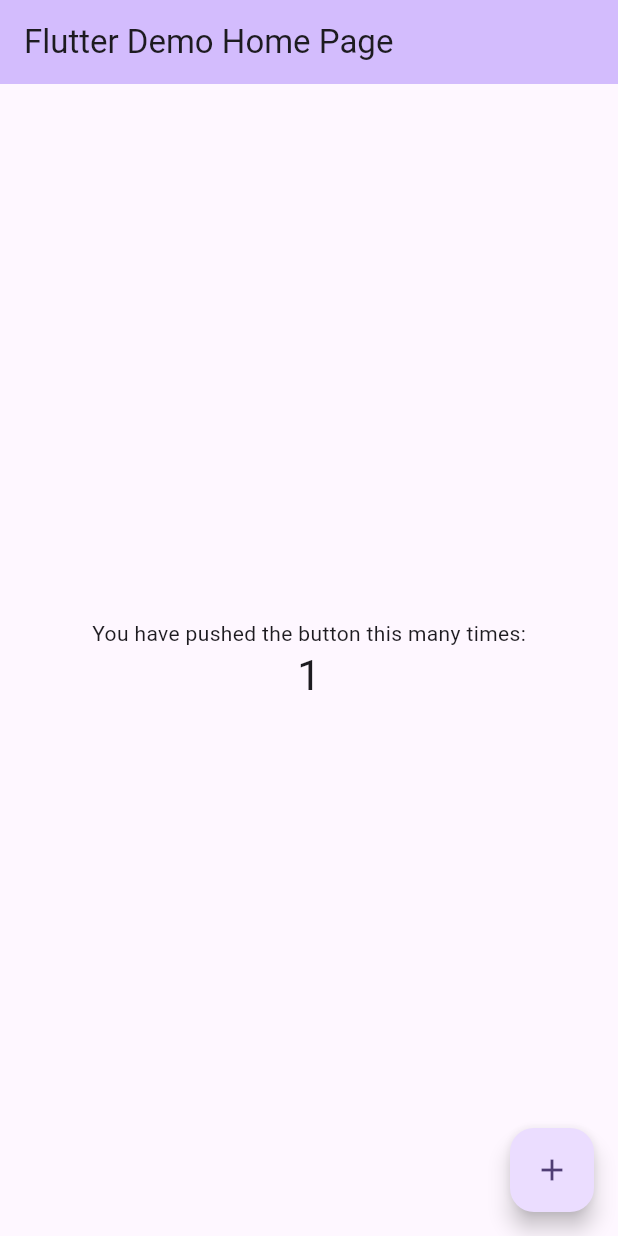
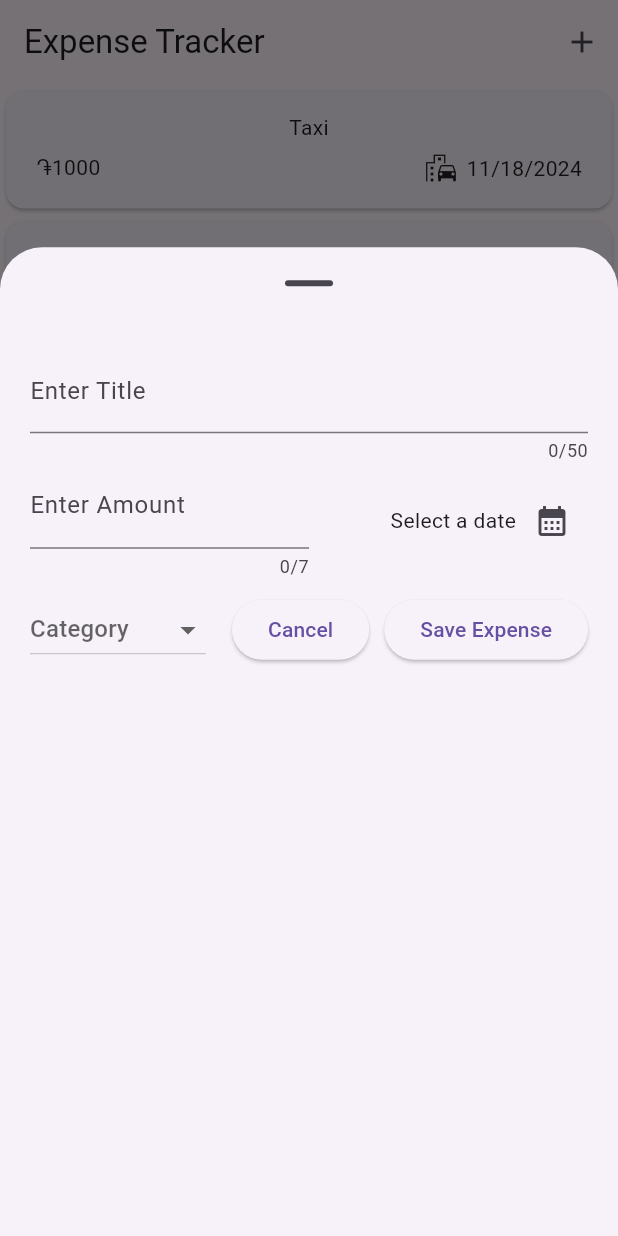
Before and after one commit to mutafyan/expense_tracker, a Flutter app: the screen it shows after launch, after a tap on the "add" icon, on a phone screen of 412 x 824 dp. Run offline on Flutter 3.47's test engine with Material 3 defaults, Android fonts, the phone set to English and light mode, and no system bars.

Commit message:
mvp ready, functionality to add and remove expenses (also undo the removing), validating input when creating new one

```diff
--- /dev/null
+++ b/lib/data/dummy_expenses.dart
@@ -0,0 +1,19 @@
+import 'package:expense_tracker/models/expense.dart';
+
+var expenses = [
+  Expense(
+      amount: 1000,
+      title: "Taxi",
+      category: Category.transport,
+      date: DateTime.now()),
+  Expense(
+      amount: 1500,
+      title: "Lunch",
+      category: Category.food,
+      date: DateTime.now()),
+  Expense(
+      amount: 5000,
+      title: "Cinema",
+      category: Category.leisure,
+      date: DateTime.now()),
+];
--- a/lib/main.dart
+++ b/lib/main.dart
@@ -1,125 +1,7 @@
+import 'package:expense_tracker/widgets/expenses.dart';
 import 'package:flutter/material.dart';
 
 void main() {
-  runApp(const MyApp());
+  runApp(MaterialApp(
+      theme: ThemeData(useMaterial3: true), home: const Expenses()));
 }
-
-class MyApp extends StatelessWidget {
-  const MyApp({super.key});
-
-  // This widget is the root of your application.
-  @override
-  Widget build(BuildContext context) {
-    return MaterialApp(
-      title: 'Flutter Demo',
-      theme: ThemeData(
-        // This is the theme of your application.
-        //
-        // TRY THIS: Try running your application with "flutter run". You'll see
-        // the application has a purple toolbar. Then, without quitting the app,
-        // try changing the seedColor in the colorScheme below to Colors.green
-        // and then invoke "hot reload" (save your changes or press the "hot
-        // reload" button in a Flutter-supported IDE, or press "r" if you used
-        // the command line to start the app).
-        //
-        // Notice that the counter didn't reset back to zero; the application
-        // state is not lost during the reload. To reset the state, use hot
-        // restart instead.
-        //
-        // This works for code too, not just values: Most code changes can be
-        // tested with just a hot reload.
-        colorScheme: ColorScheme.fromSeed(seedColor: Colors.deepPurple),
-        useMaterial3: true,
-      ),
-      home: const MyHomePage(title: 'Flutter Demo Home Page'),
-    );
-  }
-}
-
-class MyHomePage extends StatefulWidget {
-  const MyHomePage({super.key, required this.title});
-
-  // This widget is the home page of your application. It is stateful, meaning
-  // that it has a State object (defined below) that contains fields that affect
-  // how it looks.
-
-  // This class is the configuration for the state. It holds the values (in this
-  // case the title) provided by the parent (in this case the App widget) and
-  // used by the build method of the State. Fields in a Widget subclass are
-  // always marked "final".
-
-  final String title;
-
-  @override
-  State<MyHomePage> createState() => _MyHomePageState();
-}
-
-class _MyHomePageState extends State<MyHomePage> {
-  int _counter = 0;
-
-  void _incrementCounter() {
-    setState(() {
-      // This call to setState tells the Flutter framework that something has
-      // changed in this State, which causes it to rerun the build method below
-      // so that the display can reflect the updated values. If we changed
-      // _counter without calling setState(), then the build method would not be
-      // called again, and so nothing would appear to happen.
-      _counter++;
-    });
-  }
-
-  @override
-  Widget build(BuildContext context) {
-    // This method is rerun every time setState is called, for instance as done
-    // by the _incrementCounter method above.
-    //
-    // The Flutter framework has been optimized to make rerunning build methods
-    // fast, so that you can just rebuild anything that needs updating rather
-    // than having to individually change instances of widgets.
-    return Scaffold(
-      appBar: AppBar(
-        // TRY THIS: Try changing the color here to a specific color (to
-        // Colors.amber, perhaps?) and trigger a hot reload to see the AppBar
-        // change color while the other colors stay the same.
-        backgroundColor: Theme.of(context).colorScheme.inversePrimary,
-        // Here we take the value from the MyHomePage object that was created by
-        // the App.build method, and use it to set our appbar title.
-        title: Text(widget.title),
-      ),
-      body: Center(
-        // Center is a layout widget. It takes a single child and positions it
-        // in the middle of the parent.
-        child: Column(
-          // Column is also a layout widget. It takes a list of children and
-          // arranges them vertically. By default, it sizes itself to fit its
-          // children horizontally, and tries to be as tall as its parent.
-          //
-          // Column has various properties to control how it sizes itself and
-          // how it positions its children. Here we use mainAxisAlignment to
-          // center the children vertically; the main axis here is the vertical
-          // axis because Columns are vertical (the cross axis would be
-          // horizontal).
-          //
-          // TRY THIS: Invoke "debug painting" (choose the "Toggle Debug Paint"
-          // action in the IDE, or press "p" in the console), to see the
-          // wireframe for each widget.
-          mainAxisAlignment: MainAxisAlignment.center,
-          children: <Widget>[
-            const Text(
-              'You have pushed the button this many times:',
-            ),
-            Text(
-              '$_counter',
-              style: Theme.of(context).textTheme.headlineMedium,
-            ),
-          ],
-        ),
-      ),
-      floatingActionButton: FloatingActionButton(
-        onPressed: _incrementCounter,
-        tooltip: 'Increment',
-        child: const Icon(Icons.add),
-      ), // This trailing comma makes auto-formatting nicer for build methods.
-    );
-  }
-}
--- /dev/null
+++ b/lib/models/expense.dart
@@ -0,0 +1,32 @@
+import 'package:flutter/material.dart';
+import 'package:intl/intl.dart';
+import 'package:uuid/uuid.dart';
+
+const uuid = Uuid();
+final formatter = DateFormat.yMd();
+
+enum Category { food, transport, medicine, leisure }
+
+const categoryIcons = {
+  Category.food: Icons.lunch_dining,
+  Category.transport: Icons.emoji_transportation,
+  Category.medicine: Icons.medication,
+  Category.leisure: Icons.movie
+};
+
+class Expense {
+  Expense(
+      {required this.title,
+      required this.amount,
+      required this.date,
+      required this.category})
+      : id = uuid.v4();
+  final String id, title;
+  final int amount;
+  final DateTime date;
+  final Category category;
+
+  String get formattedDate {
+    return formatter.format(date);
+  }
+}
--- /dev/null
+++ b/lib/widgets/add_expense_modal.dart
@@ -0,0 +1,196 @@
+import 'package:expense_tracker/models/expense.dart';
+import 'package:flutter/material.dart';
+
+class AddExpenseModal extends StatefulWidget {
+  const AddExpenseModal({super.key, required this.onAddExpense});
+  final void Function(Expense expense) onAddExpense;
+  @override
+  State<StatefulWidget> createState() => _AddExpenseModalState();
+}
+
+class _AddExpenseModalState extends State<AddExpenseModal> {
+  final _titleController = TextEditingController();
+  final _amountController = TextEditingController();
+  String? _titleError, _amountError;
+  DateTime? _pickedDate;
+  Category? _selectedCategory;
+
+  void _saveNewExpense(String title, int amount) {
+    widget.onAddExpense(
+      Expense(
+          title: title,
+          amount: amount,
+          date: _pickedDate!,
+          category: _selectedCategory!),
+    );
+    Navigator.pop(context);
+  }
+
+  void _validateInput() {
+    int? amount = int.tryParse(_amountController.text);
+    String title = _titleController.text;
+    if (!(_validateTitle(title) &&
+        _validateAmount(amount) &&
+        _validateCategoryAndDate())) return;
+
+    _saveNewExpense(title, amount!);
+  }
+
+  bool _validateCategoryAndDate() {
+    if (_selectedCategory == null || _pickedDate == null) {
+      showDialog(
+        context: context,
+        builder: (ctx) => AlertDialog(
+          title: const Text("Invalid input"),
+          content: const Text("Please re-check entered date and category"),
+          actions: [
+            ElevatedButton(
+              onPressed: () {
+                Navigator.pop(ctx);
+              },
+              child: const Text("Okay"),
+            )
+          ],
+        ),
+      );
+      return false;
+    } else {
+      return true;
+    }
+  }
+
+  bool _validateAmount(int? amount) {
+    if (amount == null || amount <= 0) {
+      setState(() {
+        _amountError = "Invalid amount";
+      });
+      return false;
+    } else {
+      setState(() {
+        _amountError = null;
+      });
+      return true;
+    }
+  }
+
+  bool _validateTitle(String title) {
+    if (title.trim().isEmpty) {
+      setState(() {
+        _titleError = "Invalid title";
+      });
+      return false;
+    } else {
+      setState(() {
+        _titleError = null;
+      });
+      return true;
+    }
+  }
+
+  void _openDatePicker() async {
+    final now = DateTime.now();
+    final firstDate = DateTime(now.year - 1, now.month, now.day);
+    final pickedDate = await showDatePicker(
+      context: context,
+      initialDate: now,
+      firstDate: firstDate,
+      lastDate: now,
+    );
+    setState(() {
+      _pickedDate = pickedDate;
+    });
+  }
+
+  @override
+  void dispose() {
+    _amountController.dispose();
+    _titleController.dispose();
+    super.dispose();
+  }
+
+  @override
+  Widget build(BuildContext context) {
+    return Padding(
+        padding: const EdgeInsets.all(20),
+        child: Column(
+          children: [
+            TextField(
+              controller: _titleController,
+              maxLength: 50,
+              decoration: InputDecoration(
+                label: const Text("Enter Title"),
+                errorText: _titleError,
+              ),
+            ),
+            Row(
+              children: [
+                Expanded(
+                  child: TextField(
+                    keyboardType: TextInputType.number,
+                    controller: _amountController,
+                    maxLength: 7,
+                    decoration: InputDecoration(
+                      prefixText: '֏ ',
+                      label: const Text("Enter Amount"),
+                      errorText: _amountError,
+                    ),
+                  ),
+                ),
+                Expanded(
+                  child: Row(
+                    mainAxisAlignment: MainAxisAlignment.end,
+                    crossAxisAlignment: CrossAxisAlignment.center,
+                    children: [
+                      Text(_pickedDate == null
+                          ? "Select a date"
+                          : formatter.format(_pickedDate!)),
+                      IconButton(
+                          onPressed: _openDatePicker,
+                          icon: const Icon(Icons.calendar_month)),
+                    ],
+                  ),
+                )
+              ],
+            ),
+            const SizedBox(
+              height: 10,
+            ),
+            Row(
+              children: [
+                DropdownButton(
+                  hint: const Text("Category"),
+                  value: _selectedCategory,
+                  items: Category.values
+                      .map(
+                        (category) => DropdownMenuItem(
+                          value: category,
+                          child: Text(category.name.toUpperCase()),
+                        ),
+                      )
+                      .toList(),
+                  onChanged: (value) {
+                    if (value != null) {
+                      setState(() {
+                        _selectedCategory = value;
+                      });
+                    }
+                  },
+                ),
+                const Spacer(),
+                ElevatedButton(
+                    onPressed: () {
+                      Navigator.pop(context);
+                    },
+                    child: const Text("Cancel")),
+                const SizedBox(
+                  width: 10,
+                ),
+                ElevatedButton(
+                    onPressed: _validateInput,
+                    child: const Text("Save Expense"))
+              ],
+            )
+          ],
+        ));
+  }
+}
--- /dev/null
+++ b/lib/widgets/expenses.dart
@@ -0,0 +1,81 @@
+import 'package:expense_tracker/widgets/add_expense_modal.dart';
+import 'package:expense_tracker/widgets/expenses_list/expenses_list.dart';
+import 'package:expense_tracker/models/expense.dart';
+import 'package:flutter/material.dart';
+import 'package:expense_tracker/data/dummy_expenses.dart';
+
+class Expenses extends StatefulWidget {
+  const Expenses({super.key});
+  @override
+  State<Expenses> createState() {
+    return _ExpensesState();
+  }
+}
+
+class _ExpensesState extends State<Expenses> {
+  final List<Expense> _registeredExpenses = expenses;
+
+  void _openAddExpenseModal() {
+    showModalBottomSheet(
+      useSafeArea: true,
+      showDragHandle: true,
+      scrollControlDisabledMaxHeightRatio: 0.8,
+      context: context,
+      builder: (ctx) => AddExpenseModal(
+        onAddExpense: _addExpense,
+      ),
+    );
+  }
+
+  void _addExpense(Expense expense) {
+    setState(() {
+      _registeredExpenses.add(expense);
+    });
+  }
+
+  void _removeExpense(Expense expense) {
+    final index = _registeredExpenses.indexOf(expense);
+    setState(() {
+      _registeredExpenses.remove(expense);
+    });
+    ScaffoldMessenger.of(context).clearSnackBars();
+    ScaffoldMessenger.of(context).showSnackBar(
+      SnackBar(
+          content: const Text("Expense deleted."),
+          duration: const Duration(seconds: 3),
+          action: SnackBarAction(
+              label: "Undo",
+              onPressed: () {
+                setState(() {
+                  _registeredExpenses.insert(index, expense);
+                });
+              })),
+    );
+  }
+
+  @override
+  Widget build(BuildContext context) {
+    Widget mainContent = const Center(
+      child: Text("No recorded expenses, add a new one"),
+    );
+    if (_registeredExpenses.isNotEmpty) {
+      mainContent = ExpensesList(
+          expenses: _registeredExpenses, onRemoveExpense: _removeExpense);
+    }
+    return Scaffold(
+        appBar: AppBar(
+          actions: [
+            IconButton(
+                onPressed: _openAddExpenseModal, icon: const Icon(Icons.add))
+          ],
+          title: const Text("Expense Tracker"),
+        ),
+        body: Column(
+          children: [
+            Expanded(
+              child: mainContent,
+            ),
+          ],
+        ));
+  }
+}
--- /dev/null
+++ b/lib/widgets/expenses_list/expense_item.dart
@@ -0,0 +1,38 @@
+import 'package:expense_tracker/models/expense.dart';
+import 'package:flutter/material.dart';
+
+class ExpenseItem extends StatelessWidget {
+  const ExpenseItem(this.expense, {super.key});
+  final Expense expense;
+  @override
+  Widget build(BuildContext context) {
+    return Card(
+      child: Padding(
+        padding: const EdgeInsets.symmetric(vertical: 15, horizontal: 20),
+        child: Column(
+          children: [
+            Text(expense.title),
+            const SizedBox(
+              height: 5,
+            ),
+            Row(
+              children: [
+                Text('֏${expense.amount.toString()}'),
+                const Spacer(),
+                Row(
+                  children: [
+                    Icon(categoryIcons[expense.category]),
+                    const SizedBox(
+                      width: 5,
+                    ),
+                    Text(expense.formattedDate)
+                  ],
+                )
+              ],
+            )
+          ],
+        ),
+      ),
+    );
+  }
+}
--- /dev/null
+++ b/lib/widgets/expenses_list/expenses_list.dart
@@ -0,0 +1,24 @@
+import 'package:expense_tracker/models/expense.dart';
+import 'package:expense_tracker/widgets/expenses_list/expense_item.dart';
+import 'package:flutter/material.dart';
+
+class ExpensesList extends StatelessWidget {
+  const ExpensesList(
+      {super.key, required this.expenses, required this.onRemoveExpense});
+  final List<Expense> expenses;
+  final void Function(Expense expense) onRemoveExpense;
+  @override
+  Widget build(BuildContext context) {
+    return ListView.builder(
+      itemCount: expenses.length,
+      itemBuilder: (context, index) => Dismissible(
+        key: ValueKey((expenses[index])),
+        direction: DismissDirection.endToStart,
+        onDismissed: (direction) {
+          onRemoveExpense(expenses[index]);
+        },
+        child: ExpenseItem(expenses[index]),
+      ),
+    );
+  }
+}
--- a/pubspec.yaml
+++ b/pubspec.yaml
@@ -35,6 +35,8 @@ dependencies:
   # The following adds the Cupertino Icons font to your application.
   # Use with the CupertinoIcons class for iOS style icons.
   cupertino_icons: ^1.0.8
+  uuid: ^4.5.1
+  intl: ^0.20.0
 
 dev_dependencies:
   flutter_test:
```
Also changed, not shown: pubspec.lock.
